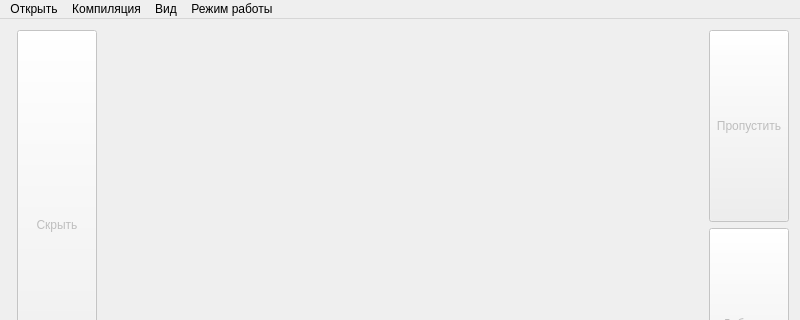
First picture: the form in mainwindow.ui, repository cool-palace/Screenshot-Manager, before the edit; both pictures show x 0 to 800 and y 0 to 320 of the 800 by 600 pixel window.
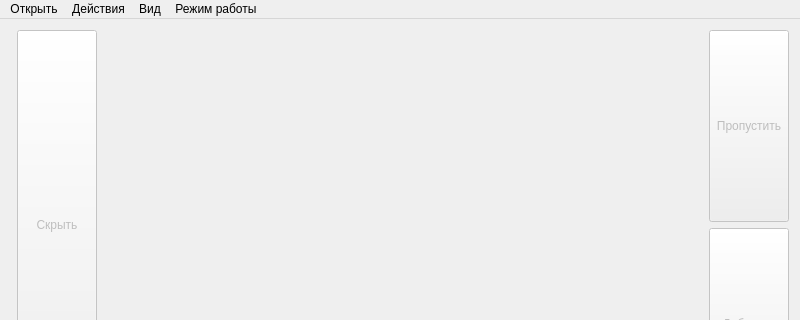
Second picture: the form after the edit.

```diff
--- a/mainwindow.ui
+++ b/mainwindow.ui
@@ -295,7 +295,7 @@
      <x>0</x>
      <y>0</y>
      <width>800</width>
-     <height>20</height>
+     <height>21</height>
     </rect>
    </property>
    <widget class="QMenu" name="menu">
@@ -307,7 +307,7 @@
    </widget>
    <widget class="QMenu" name="menu_2">
     <property name="title">
-     <string>Компиляция</string>
+     <string>Действия</string>
     </property>
     <addaction name="compile"/>
    </widget>
```
Left out of the diff: 22 changed lines with no effect on the pictures.
